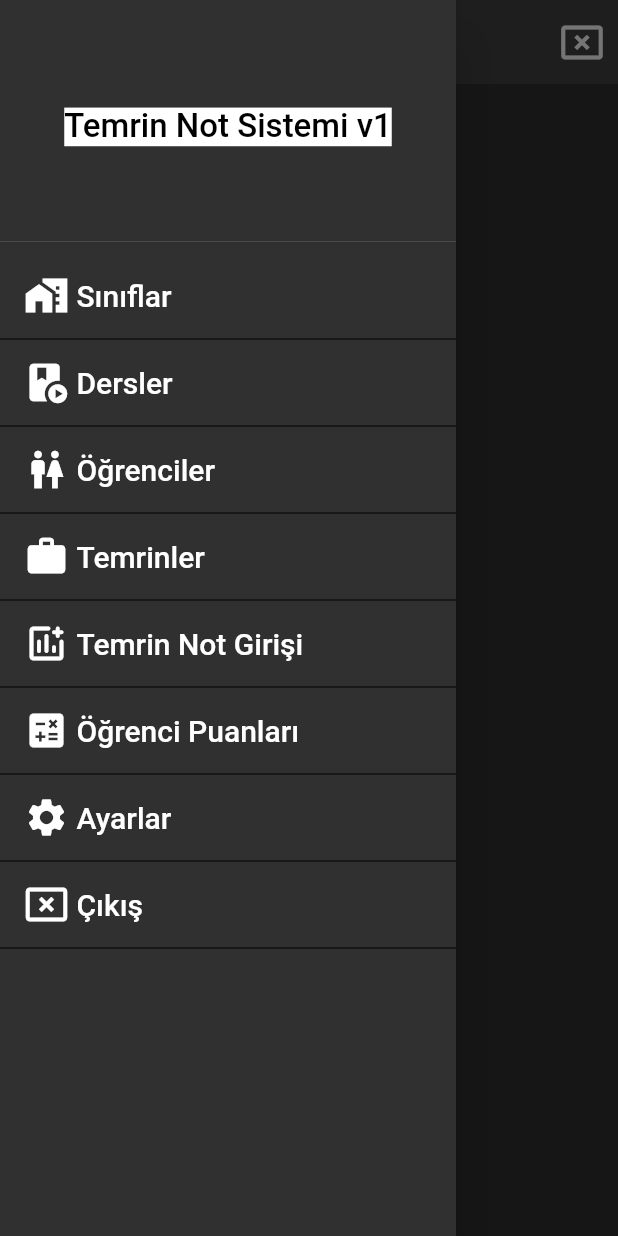
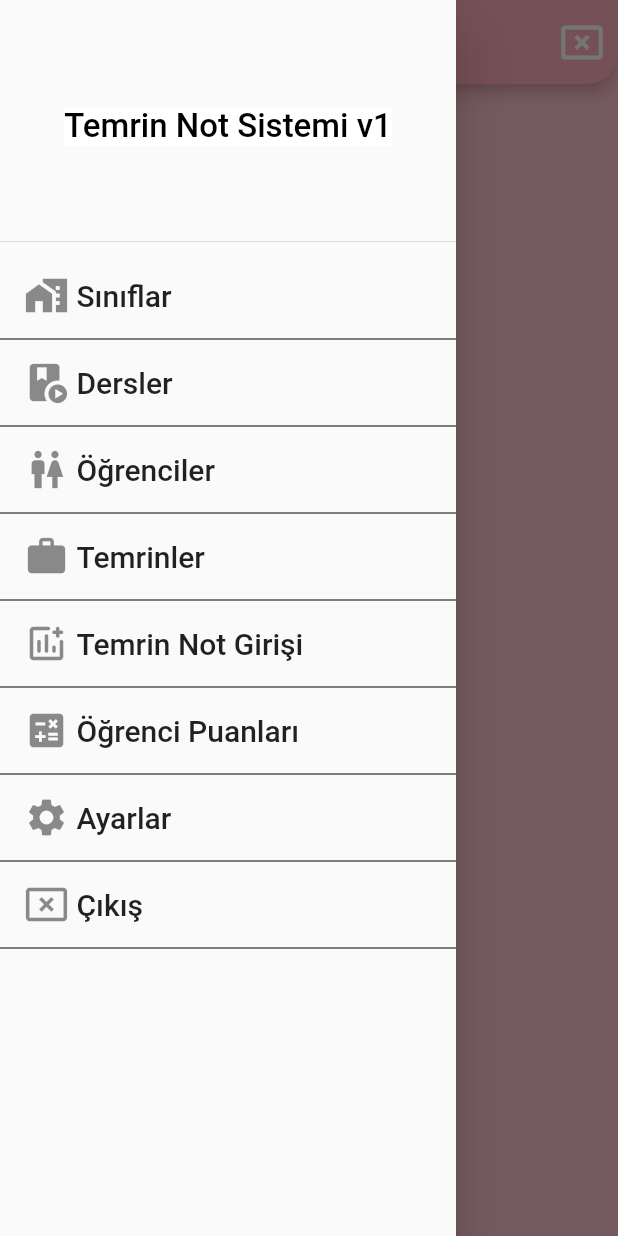
Before and after one commit to byyasar/temrinnotuygulamasiiki, a Flutter app: the screen it shows after launch, with the side drawer open, on a phone screen of 412 x 824 dp. Run offline on Flutter 3.47's test engine with Material 2 defaults, Android fonts, the light colour scheme and no system bars; our stand-ins replace bloc, dropdown_search, equatable, flutter_bloc, sqflite; accounts and stored records are empty.

Commit message:
theme dosyası oluşturuldu

```diff
--- /dev/null
+++ b/lib/features/theme/light_theme.dart
@@ -0,0 +1,37 @@
+import 'package:flutter/material.dart';
+
+class LighTheme {
+  final _lightColor = _LightColor();
+
+  late ThemeData theme;
+
+  LighTheme() {
+    theme = ThemeData(
+        cardTheme: CardTheme(
+          color: _lightColor.yellow,
+        ),
+        appBarTheme: AppBarTheme(
+            titleTextStyle: const TextStyle().copyWith(fontSize: 25, color: Colors.black),
+            shadowColor: _lightColor.hotPink,
+            color: _lightColor.hotPink,
+            shape: const RoundedRectangleBorder(borderRadius: BorderRadius.vertical(bottom: Radius.circular(20)))),
+        scaffoldBackgroundColor: _lightColor.hotPink.withOpacity(0.7),
+        floatingActionButtonTheme: FloatingActionButtonThemeData(backgroundColor: _lightColor.hotPink),
+        buttonTheme: ButtonThemeData(
+            colorScheme: ColorScheme.light(onPrimary: Colors.purple, onSecondary: _lightColor.blueMenia)),
+        colorScheme: const ColorScheme.light(),
+        checkboxTheme: CheckboxThemeData(
+            fillColor: MaterialStateProperty.all(Colors.green), side: const BorderSide(color: Colors.green)),
+        textTheme:
+            ThemeData.light().textTheme.copyWith(subtitle1: TextStyle(fontSize: 20, color: _lightColor._textColor)));
+  }
+}
+
+class _LightColor {
+  final Color _textColor = const Color.fromARGB(255, 37, 5, 5);
+  final Color blueMenia = const Color.fromARGB(95, 188, 248, 1);
+  final Color hotPink = const Color(0xFFFFAEBC);
+  final Color mint = const Color(0xFFB4F8C8);
+  final Color tiffanyBlue = const Color(0xFFBA9B8E);
+  final Color yellow = const Color(0xFFFBE7C6);
+}
--- a/lib/main.dart
+++ b/lib/main.dart
@@ -1,7 +1,6 @@
 import 'package:flutter/material.dart';
-import 'package:flutter/services.dart';
+import 'package:temrinnotuygulamasiiki/features/theme/light_theme.dart';
 import 'package:temrinnotuygulamasiiki/screen/ders_page_view.dart';
-import 'screen/sinif_page_view.dart';
 
 Future<void> main() async {
   WidgetsFlutterBinding.ensureInitialized();
@@ -17,13 +16,7 @@ class MyApp extends StatelessWidget {
     return MaterialApp(
       debugShowCheckedModeBanner: false,
       title: 'Material App',
-      theme: ThemeData.dark().copyWith(
-          appBarTheme: const AppBarTheme(
-        centerTitle: true,
-        systemOverlayStyle: SystemUiOverlayStyle.light,
-        //backgroundColor: Colors.transparent,
-        elevation: 0,
-      )),
+      theme: LighTheme().theme,
       home: const DersPageView(),
     );
   }
```
Also changed, not shown: lib/features/ders/widget/ders_card.dart (+2 -9 lines).
